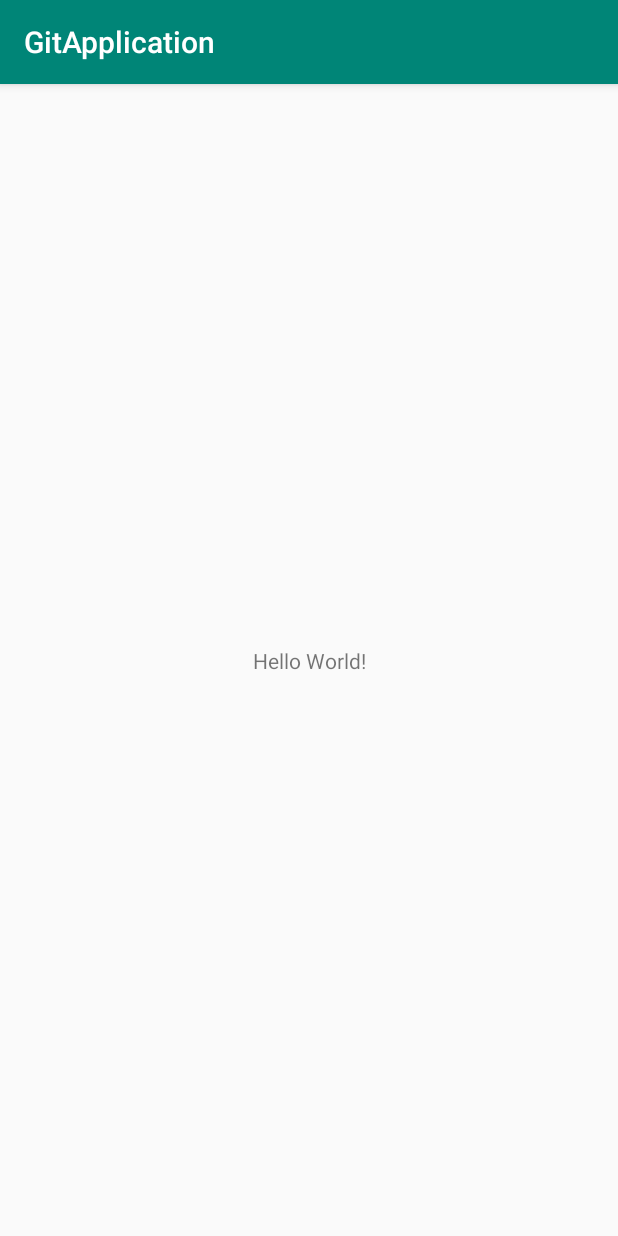
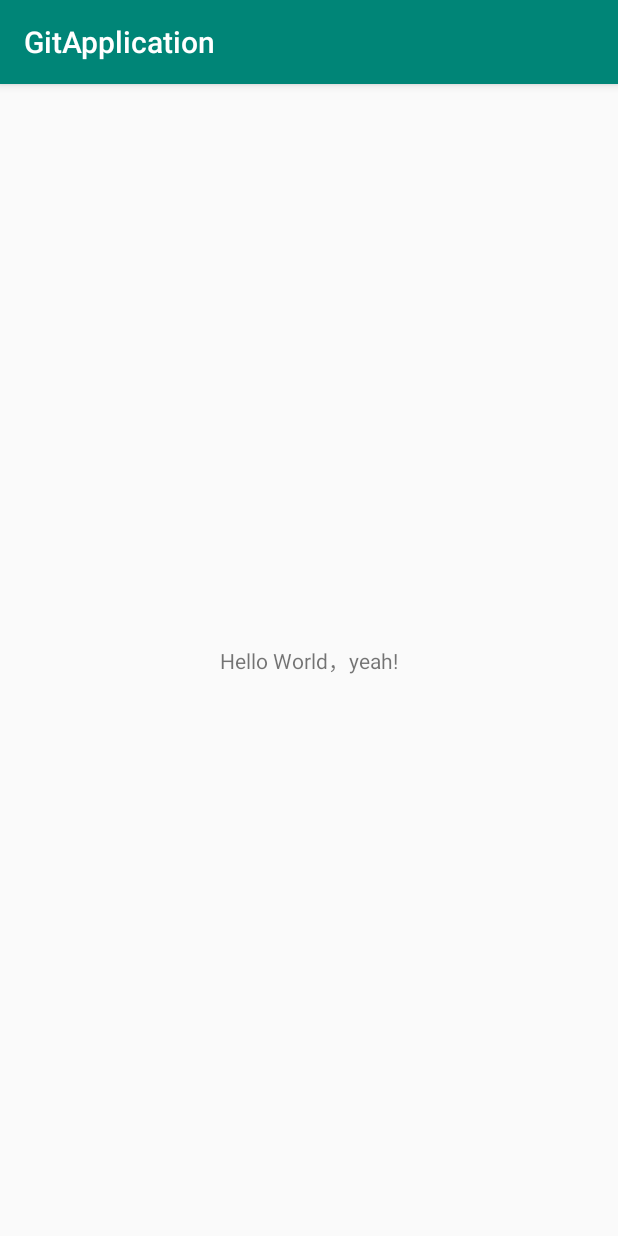
Before and after one commit to Jocelin1028/Gitlearn, an Android app: the screen it shows after launch (MainActivity), on a phone screen of 412 x 824 dp. Run offline under Robolectric (Android 15) with nearby library versions, the phone set to English and light mode, and no system bars.

Commit message:
This is second commit.

```diff
--- a/app/src/main/res/layout/activity_main.xml
+++ b/app/src/main/res/layout/activity_main.xml
@@ -9,7 +9,7 @@
     <TextView
         android:layout_width="wrap_content"
         android:layout_height="wrap_content"
-        android:text="Hello World!"
+        android:text="Hello World，yeah!"
         app:layout_constraintBottom_toBottomOf="parent"
         app:layout_constraintLeft_toLeftOf="parent"
         app:layout_constraintRight_toRightOf="parent"
```
